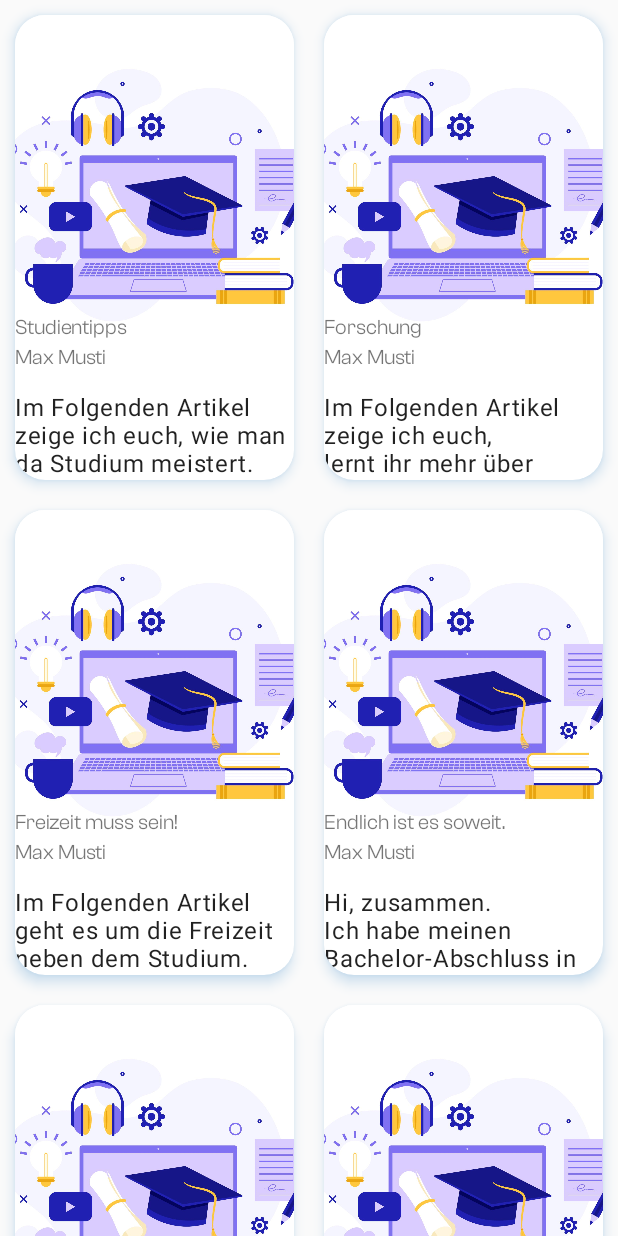
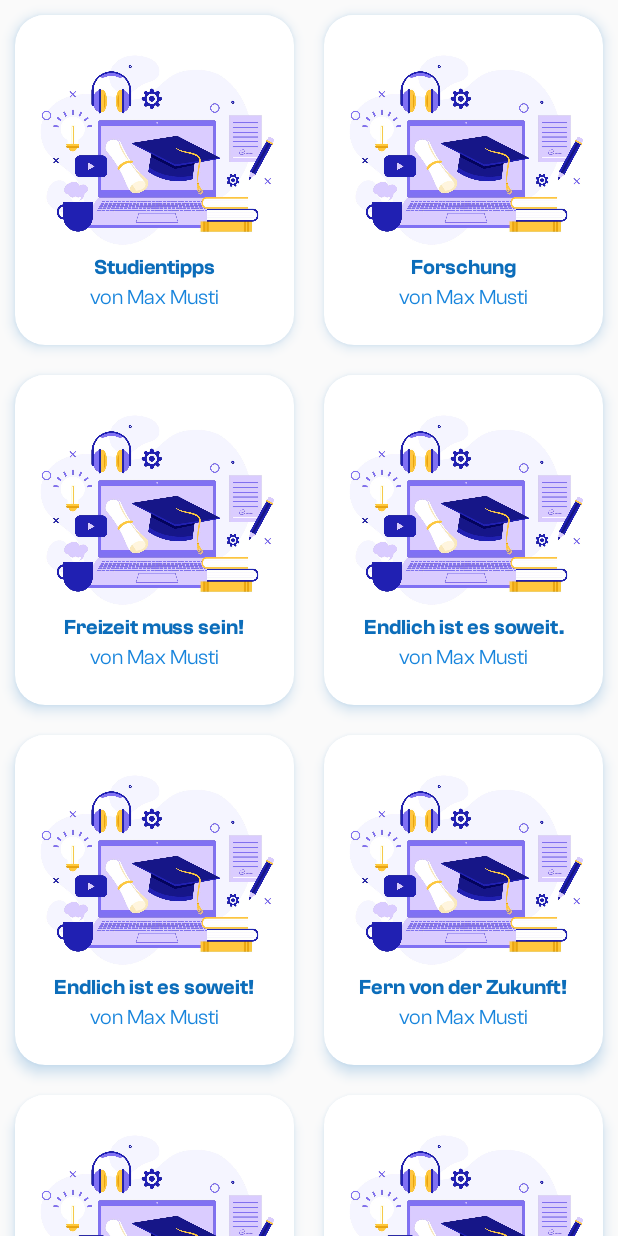
Before and after one commit to TechXKobi/HHU_CLUB, an Android app: the screen it shows after launch (MainActivity), in the side drawer, after a tap on "Beiträge", on a phone screen of 412 x 824 dp. Run offline under Robolectric (Android 15) with nearby library versions, the phone set to English and light mode, and no system bars.

Commit message:
MVP v1.0

```diff
--- /dev/null
+++ b/app/src/main/java/de/hhu/hhu_go/ui/ArticleCaptionedImagesAdapter.java
@@ -0,0 +1,86 @@
+package de.hhu.hhu_go.ui;
+
+import android.graphics.drawable.Drawable;
+import android.view.LayoutInflater;
+import android.view.View;
+import android.view.ViewGroup;
+import android.widget.ImageView;
+import android.widget.TextView;
+
+import androidx.cardview.widget.CardView;
+import androidx.core.content.ContextCompat;
+import androidx.recyclerview.widget.RecyclerView;
+
+import de.hhu.hhu_go.R;
+import de.hhu.hhu_go.domain.Article;
+
+class ArticleCaptionedImagesAdapter
+        extends RecyclerView.Adapter<ArticleCaptionedImagesAdapter.ViewHolder>{
+
+    private Article[] articles;
+    private Listener listener;
+
+
+    interface Listener{
+        void onClick(int position);
+    }
+
+    public static class ViewHolder extends RecyclerView.ViewHolder{
+        private CardView cardView;
+
+        public ViewHolder(CardView v) {
+            super(v);
+            cardView = v;
+        }
+    }
+
+    public ArticleCaptionedImagesAdapter(Article[] articles){
+        this.articles = articles;
+    }
+
+    @Override
+    public int getItemCount(){
+        return articles.length;
+    }
+
+    public void setListener(Listener listener){
+        this.listener = listener;
+    }
+
+    @Override
+    public ArticleCaptionedImagesAdapter.ViewHolder onCreateViewHolder(ViewGroup parent,
+                                                                       int viewType){
+        CardView cv = (CardView) LayoutInflater
+                .from(parent.getContext())
+                .inflate(R.layout.card_captioned_image_article,
+                        parent, false);
+
+        return new ViewHolder(cv);
+    }
+
+    @Override
+    public void onBindViewHolder(ViewHolder holder, int position){
+        CardView cardView = holder.cardView;
+        Article a = articles[position];
+
+        ImageView imageView = (ImageView) cardView.findViewById(R.id.header_image);
+        Drawable drawable = ContextCompat.getDrawable(cardView.getContext(), a.getImageIds().get(0));
+        imageView.setImageDrawable(drawable);
+        imageView.setContentDescription(a.getTitle());
+
+        TextView title = (TextView) cardView.findViewById(R.id.title);
+        TextView subhead = (TextView) cardView.findViewById(R.id.subhead);
+
+        title.setText(a.getTitle());
+        subhead.setText("von Max Musti");
+
+        cardView.setOnClickListener(new View.OnClickListener(){
+            @Override
+            public void onClick(View v){
+                if(listener != null){
+                    listener.onClick(holder.getAdapterPosition());
+                }
+            }
+        });
+    }
+}
--- a/app/src/main/java/de/hhu/hhu_go/ui/ArticleDetailsFragment.java
+++ b/app/src/main/java/de/hhu/hhu_go/ui/ArticleDetailsFragment.java
@@ -1,66 +1,63 @@
 package de.hhu.hhu_go.ui;
 
+import android.graphics.drawable.Drawable;
 import android.os.Bundle;
 
+import androidx.core.content.ContextCompat;
 import androidx.fragment.app.Fragment;
+import androidx.recyclerview.widget.LinearLayoutManager;
+import androidx.recyclerview.widget.RecyclerView;
 
 import android.view.LayoutInflater;
 import android.view.View;
 import android.view.ViewGroup;
+import android.view.animation.AlphaAnimation;
+import android.widget.ImageView;
+import android.widget.LinearLayout;
+import android.widget.TextView;
+
+import java.time.format.DateTimeFormatter;
+import java.time.format.DateTimeFormatterBuilder;
 
 import de.hhu.hhu_go.R;
+import de.hhu.hhu_go.domain.Article;
 
-/**
- * A simple {@link Fragment} subclass.
- * Use the {@link ArticleDetailsFragment#newInstance} factory method to
- * create an instance of this fragment.
- */
 public class ArticleDetailsFragment extends Fragment {
 
-    // TODO: Rename parameter arguments, choose names that match
-    // the fragment initialization parameters, e.g. ARG_ITEM_NUMBER
-    private static final String ARG_PARAM1 = "param1";
-    private static final String ARG_PARAM2 = "param2";
+    private Article data;
 
-    // TODO: Rename and change types of parameters
-    private String mParam1;
-    private String mParam2;
-
-    public ArticleDetailsFragment() {
-        // Required empty public constructor
-    }
-
-    /**
-     * Use this factory method to create a new instance of
-     * this fragment using the provided parameters.
-     *
-     * @param param1 Parameter 1.
-     * @param param2 Parameter 2.
-     * @return A new instance of fragment ArticleDetailsFragment.
-     */
-    // TODO: Rename and change types and number of parameters
-    public static ArticleDetailsFragment newInstance(String param1, String param2) {
-        ArticleDetailsFragment fragment = new ArticleDetailsFragment();
-        Bundle args = new Bundle();
-        args.putString(ARG_PARAM1, param1);
-        args.putString(ARG_PARAM2, param2);
-        fragment.setArguments(args);
-        return fragment;
-    }
-
-    @Override
-    public void onCreate(Bundle savedInstanceState) {
-        super.onCreate(savedInstanceState);
-        if (getArguments() != null) {
-            mParam1 = getArguments().getString(ARG_PARAM1);
-            mParam2 = getArguments().getString(ARG_PARAM2);
-        }
+    public ArticleDetailsFragment(Article a){
+        this.data = a;
     }
 
     @Override
     public View onCreateView(LayoutInflater inflater, ViewGroup container,
                              Bundle savedInstanceState) {
-        // Inflate the layout for this fragment
-        return inflater.inflate(R.layout.fragment_article_details, container, false);
+
+        LinearLayout layout = (LinearLayout) inflater
+                .inflate(R.layout.fragment_article_details,
+                        container, false);
+
+        TextView title = (TextView) layout.getChildAt(0);
+        TextView subheads = (TextView) layout.getChildAt(1);
+
+        ImageView image = (ImageView) layout.getChildAt(2);
+        TextView content = (TextView) layout.getChildAt(3);
+        Drawable drawable = ContextCompat.getDrawable(getActivity(), R.drawable.bible_study);
+
+        title.setText(data.getTitle());
+
+
+        subheads.setText("verfasst von " + "Max Musti " + data
+                .getDateTime()
+                .format(DateTimeFormatter.ofPattern("HH:mm, am dd.MM.yy")));
+
+
+        image.setImageDrawable(drawable);
+        image.setContentDescription(data.getTitle());
+
+        content.setText(data.getContent());
+
+        return layout;
     }
 }
--- a/app/src/main/java/de/hhu/hhu_go/ui/ArticleFragment.java
+++ b/app/src/main/java/de/hhu/hhu_go/ui/ArticleFragment.java
@@ -32,18 +32,20 @@ public class ArticleFragment extends Fragment {
             a.addImage(R.drawable.study);
         }
 
-        CaptionedImagesAdapter adapter = new CaptionedImagesAdapter(articles);
+        ArticleCaptionedImagesAdapter adapter = new ArticleCaptionedImagesAdapter(articles);
         recycler.setAdapter(adapter);
 
         StaggeredGridLayoutManager layoutManager = new StaggeredGridLayoutManager(2, LinearLayoutManager.VERTICAL);
         layoutManager.setGapStrategy(2);
         recycler.setLayoutManager(layoutManager);
 
-        adapter.setListener(new CaptionedImagesAdapter.Listener() {
+        adapter.setListener(new ArticleCaptionedImagesAdapter.Listener() {
             @Override
             public void onClick(int position) {
-                ArticleDetailsFragment frag = new ArticleDetailsFragment();
-                ((MainActivity) getActivity()).replaceFragment(position);
+                Article a = DummyData.articles[position];
+                articles[position].addImage(R.drawable.bible_study);
+                ArticleDetailsFragment frag = new ArticleDetailsFragment(a);
+                ((MainActivity) getActivity()).replaceFragment(position, frag);
             }
         });
 
--- a/app/src/main/java/de/hhu/hhu_go/ui/DummyData.java
+++ b/app/src/main/java/de/hhu/hhu_go/ui/DummyData.java
@@ -19,5 +19,7 @@ public class DummyData {
                     new Article("Endlich ist es soweit.","Hi, zusammen. Ich habe meinen Bachelor-Abschluss in der Tasche.", 2, LocalDateTime.of(2024, 6,12, 9,0)),
                     new Article("Endlich ist es soweit!","Hi, zusammen. Ich habe meinen Master-Abschluss.", 3, LocalDateTime.of(2024, 6,12, 16,23)),
                     new Article("Fern von der Zukunft!","Wie der Klimawandel immer aggressiver vorangetrieben wird von den Menschen.", 3, LocalDateTime.of(2024, 6,12, 16,23)),
+                    new Article("Künstliche Intelligenz spielt LoL","Ich möchte euch meine KI vorstellen, die Pro-Spieler in League of Legends outperformed hat.", 3, LocalDateTime.of(2024, 6,12, 16,23)),
+                    new Article("Time to Shine","MINT-Workshop mit KI-Einblick.", 3, LocalDateTime.of(2024, 6,12, 16,23)),
                     new Article("Künstliche Intelligenz spielt LoL","Ich möchte euch meine KI vorstellen, die Pro-Spieler in League of Legends outperformed hat.", 3, LocalDateTime.of(2024, 6,12, 16,23))};
 }
--- a/app/src/main/java/de/hhu/hhu_go/ui/HomeFragment.java
+++ b/app/src/main/java/de/hhu/hhu_go/ui/HomeFragment.java
@@ -63,8 +63,8 @@ public class HomeFragment extends Fragment {
         adapter.setListener(new CaptionedImagesAdapter.Listener() {
             @Override
             public void onClick(int position) {
-                //ArticleFragment frag = new ArticleFragment();
-                ((MainActivity) getActivity()).replaceFragment(position);
+                ArticleDetailsFragment frag = new ArticleDetailsFragment(articles[position]);
+                ((MainActivity) getActivity()).replaceFragment(position, frag);
             }
         });
 
--- /dev/null
+++ b/app/src/main/java/de/hhu/hhu_go/ui/LaunchActivity.java
@@ -0,0 +1,40 @@
+package de.hhu.hhu_go.ui;
+
+import android.content.Intent;
+import android.os.Bundle;
+import android.os.Handler;
+import android.view.animation.AlphaAnimation;
+import android.widget.ImageView;
+import android.widget.TextView;
+
+import androidx.activity.EdgeToEdge;
+import androidx.appcompat.app.AppCompatActivity;
+import androidx.core.graphics.Insets;
+import androidx.core.view.ViewCompat;
+import androidx.core.view.WindowInsetsCompat;
+
+import de.hhu.hhu_go.R;
+
+public class LaunchActivity extends AppCompatActivity {
+
+    @Override
+    protected void onCreate(Bundle savedInstanceState) {
+        super.onCreate(savedInstanceState);
+        setContentView(R.layout.activity_launch);
+
+        ImageView image = (ImageView) findViewById(R.id.launch_img);
+
+        AlphaAnimation fadeIn = new AlphaAnimation(0.0f , 1.0f ) ;
+        image.startAnimation(fadeIn);
+        fadeIn.setDuration(3000);
+        fadeIn.setFillAfter(true);
+
+        new Handler().postDelayed(new Runnable(){
+            @Override
+            public void run(){
+                Intent intent = new Intent(LaunchActivity.this, MainActivity.class);
+                startActivity(intent);
+            }
+        },3000);
+    }
+}
--- a/app/src/main/java/de/hhu/hhu_go/ui/MainActivity.java
+++ b/app/src/main/java/de/hhu/hhu_go/ui/MainActivity.java
@@ -69,8 +69,9 @@ public class MainActivity extends AppCompatActivity implements NavigationView.On
         return true;
     }
 
-    public void replaceFragment(int position) {
-        ArticleFragment frag = new ArticleFragment();
+    public void replaceFragment(int position, Fragment frag) {
+        //ArticleFragment frag = new ArticleFragment();
+
         FragmentTransaction ft = getSupportFragmentManager().beginTransaction();
         ft.replace(R.id.content_frame, frag);
         ft.commit();
--- /dev/null
+++ b/app/src/main/res/layout/card_captioned_image_article.xml
@@ -0,0 +1,39 @@
+<?xml version="1.0" encoding="utf-8"?>
+<androidx.cardview.widget.CardView xmlns:android="http://schemas.android.com/apk/res/android"
+    xmlns:app="http://schemas.android.com/apk/res-auto"
+    xmlns:card_view="http://schemas.android.com/tools"
+    android:id="@+id/card_view"
+    android:padding="12dp"
+    android:layout_margin="10dp"
+    android:layout_width="match_parent"
+    android:layout_height="240dp"
+    android:outlineAmbientShadowColor="@color/NavyBlue2"
+    android:outlineSpotShadowColor="@color/NavyBlue2"
+    app:cardCornerRadius="20dp"
+    app:cardElevation="5dp">
+
+    <ImageView
+        android:id="@+id/header_image"
+        android:layout_width="250pt"
+        android:layout_height="180dp"
+        android:layout_gravity="center_horizontal"/>
+
+    <TextView
+        android:id="@+id/title"
+        android:layout_width="match_parent"
+        android:layout_height="match_parent"
+        android:layout_marginTop="160dp"
+        android:fontFamily="@font/clashgrotesk_semibold"
+        android:textColor="@color/NavyBlue2"
+        android:gravity="center_horizontal"
+        android:text="TITEL"/>
+
+    <TextView
+        android:id="@+id/subhead"
+        android:layout_marginTop="180dp"
+        android:layout_width="match_parent"
+        android:layout_height="match_parent"
+        android:gravity="center_horizontal"
+        android:textColor="@color/NavyBlue"
+        android:text="Subtitel" />
+</androidx.cardview.widget.CardView>
--- a/app/src/main/res/layout/fragment_article.xml
+++ b/app/src/main/res/layout/fragment_article.xml
@@ -12,6 +12,9 @@
         android:layout_width="wrap_content"
         android:layout_height="wrap_content"
         android:text="@string/article"
+        android:fontFamily="@font/clashgrotesk_semibold"
+        android:textSize="30sp"
+        android:textColor="@color/NavyBlue2"
         android:layout_marginBottom="30dp"
         android:layout_gravity="center_horizontal" />
 
```
Also changed, not shown: app/src/main/AndroidManifest.xml (+9 -0 lines), app/src/main/res/layout/activity_launch.xml (added, +18 -0 lines), app/src/main/res/layout/fragment_article_details.xml (+39 -6 lines), app/src/main/res/drawable/hhu_go_logo.png (added), app/src/main/res/drawable/hhugo_logo2.png (added), 2 other files.
